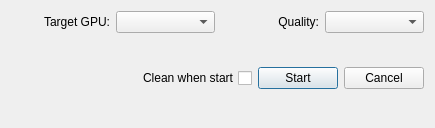
Qt form Sources/Tools/QtTools/ReloadSprites/DialogReloadSprites.ui (xaoctech/dava.engine) before a commit.
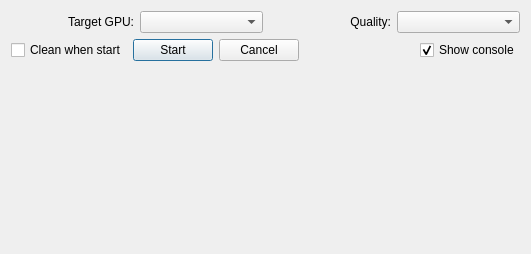
The same form after that commit. Custom widgets are drawn as their Qt base class.

Commit message: [DF-8266] added console to dialog reload sprites

What changed in the file:
```diff
--- a/Sources/Tools/QtTools/ReloadSprites/DialogReloadSprites.ui
+++ b/Sources/Tools/QtTools/ReloadSprites/DialogReloadSprites.ui
@@ -6,10 +6,16 @@
    <rect>
     <x>0</x>
     <y>0</y>
-    <width>435</width>
-    <height>128</height>
+    <width>531</width>
+    <height>254</height>
    </rect>
   </property>
+  <property name="sizePolicy">
+   <sizepolicy hsizetype="Preferred" vsizetype="Minimum">
+    <horstretch>0</horstretch>
+    <verstretch>0</verstretch>
+   </sizepolicy>
+  </property>
   <property name="windowTitle">
    <string>Reload sprites</string>
   </property>
@@ -17,6 +23,9 @@
    <bool>true</bool>
   </property>
   <layout class="QVBoxLayout" name="verticalLayout">
+   <property name="sizeConstraint">
+    <enum>QLayout::SetDefaultConstraint</enum>
+   </property>
    <item>
     <layout class="QHBoxLayout" name="horizontalLayout">
      <item>
@@ -64,21 +73,38 @@
      </item>
     </layout>
    </item>
-   <item>
-    <spacer name="verticalSpacer_2">
-     <property name="orientation">
-      <enum>Qt::Vertical</enum>
-     </property>
-     <property name="sizeHint" stdset="0">
-      <size>
-       <width>20</width>
-       <height>40</height>
-      </size>
-     </property>
-    </spacer>
-   </item>
    <item>
     <layout class="QHBoxLayout" name="horizontalLayout_2">
+     <item>
+      <widget class="QCheckBox" name="checkBox_clean">
+       <property name="whatsThis">
+        <string>Cleaer $process folder </string>
+       </property>
+       <property name="layoutDirection">
+        <enum>Qt::LeftToRight</enum>
+       </property>
+       <property name="text">
+        <string>Clean when start</string>
+       </property>
+      </widget>
+     </item>
+     <item>
+      <widget class="QPushButton" name="pushButton_start">
+       <property name="whatsThis">
+        <string/>
+       </property>
+       <property name="text">
+        <string>Start</string>
+       </property>
+      </widget>
+     </item>
+     <item>
+      <widget class="QPushButton" name="pushButton_cancel">
+       <property name="text">
+        <string>Cancel</string>
+       </property>
+      </widget>
+     </item>
      <item>
       <spacer name="horizontalSpacer">
        <property name="orientation">
@@ -93,32 +119,12 @@
       </spacer>
      </item>
      <item>
-      <widget class="QCheckBox" name="checkBox_clean">
-       <property name="whatsThis">
-        <string>Cleaer $process folder </string>
-       </property>
-       <property name="layoutDirection">
-        <enum>Qt::RightToLeft</enum>
-       </property>
+      <widget class="QCheckBox" name="checkBox_showConsole">
        <property name="text">
-        <string>Clean when start</string>
+        <string>Show console</string>
        </property>
-      </widget>
-     </item>
-     <item>
-      <widget class="QPushButton" name="pushButton_start">
-       <property name="whatsThis">
-        <string/>
-       </property>
-       <property name="text">
-        <string>Start</string>
-       </property>
-      </widget>
-     </item>
-     <item>
-      <widget class="QPushButton" name="pushButton_cancel">
-       <property name="text">
-        <string>Cancel</string>
+       <property name="checked">
+        <bool>true</bool>
        </property>
       </widget>
      </item>
@@ -129,16 +135,37 @@
      <property name="orientation">
       <enum>Qt::Vertical</enum>
      </property>
+     <property name="sizeType">
+      <enum>QSizePolicy::Preferred</enum>
+     </property>
      <property name="sizeHint" stdset="0">
       <size>
        <width>20</width>
-       <height>40</height>
+       <height>20</height>
       </size>
      </property>
     </spacer>
    </item>
+   <item>
+    <widget class="LogWidget" name="logWidget" native="true">
+     <property name="sizePolicy">
+      <sizepolicy hsizetype="Expanding" vsizetype="Expanding">
+       <horstretch>0</horstretch>
+       <verstretch>0</verstretch>
+      </sizepolicy>
+     </property>
+    </widget>
+   </item>
   </layout>
  </widget>
+ <customwidgets>
+  <customwidget>
+   <class>LogWidget</class>
+   <extends>QWidget</extends>
+   <header>QtTools/ConsoleWidget/logwidget.h</header>
+   <container>1</container>
+  </customwidget>
+ </customwidgets>
  <resources/>
  <connections/>
 </ui>
```
The commit also changes 7 other files.
